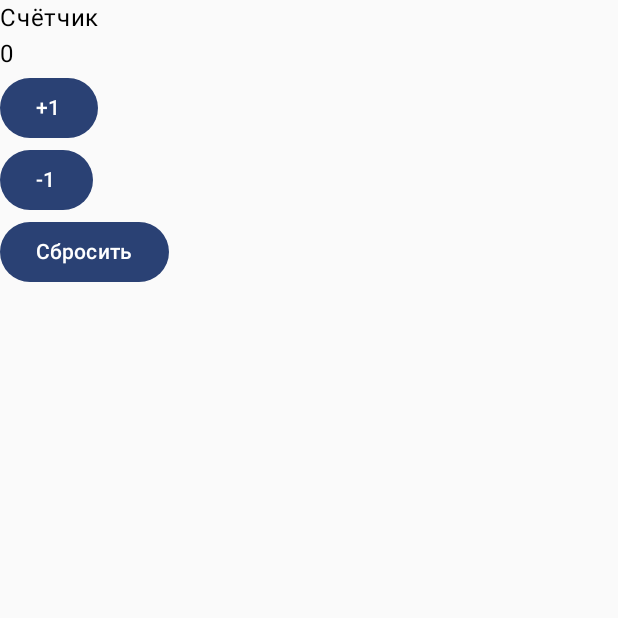
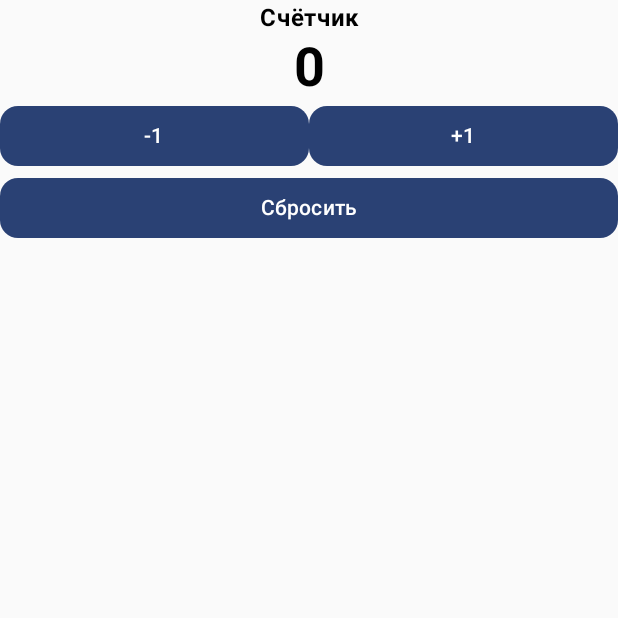
Before and after one commit to bayaana/task2_v01, an Android app built with Jetpack Compose: the screen it shows after launch (MainActivity), on a phone screen of 412 x 824 dp, the top half of it. Run offline under Robolectric (Android 15) with nearby library versions, the phone set to English and light mode, and no system bars.

Commit message:
Improve counter screen layout

```diff
--- a/app/src/main/java/com/example/task2_v01/MainActivity.kt
+++ b/app/src/main/java/com/example/task2_v01/MainActivity.kt
@@ -5,6 +5,9 @@ import androidx.activity.ComponentActivity
 import androidx.activity.compose.setContent
 import androidx.activity.enableEdgeToEdge
 import androidx.compose.foundation.layout.Column
+import androidx.compose.foundation.layout.Row
+import androidx.compose.foundation.layout.fillMaxWidth
+import androidx.compose.foundation.shape.RoundedCornerShape
 import androidx.compose.material3.Button
 import androidx.compose.material3.Text
 import androidx.compose.runtime.Composable
@@ -14,6 +17,11 @@ import androidx.compose.runtime.mutableIntStateOf
 import androidx.compose.runtime.getValue
 import androidx.compose.runtime.mutableStateOf
 import androidx.compose.runtime.setValue
+import androidx.compose.ui.Modifier
+import androidx.compose.ui.text.font.FontWeight
+import androidx.compose.ui.text.style.TextAlign
+import androidx.compose.ui.unit.dp
+import androidx.compose.ui.unit.sp
 import com.example.task2_v01.ui.theme.Task2_v01Theme
 
 class MainActivity : ComponentActivity() {
@@ -34,36 +42,59 @@ fun CounterScreen() {
         mutableIntStateOf(0)
     }
     Column {
-        Text("Счётчик")
-        Text("$count")
+        Text(
+            text="Счётчик",
+            modifier = Modifier.fillMaxWidth(),
+            fontWeight = FontWeight.Bold,
+            textAlign = TextAlign.Center
+            )
+        Text(
+            text="$count",
+            modifier = Modifier.fillMaxWidth(),
+            fontWeight = FontWeight.Bold,
+            textAlign = TextAlign.Center,
+            fontSize = 36.sp)
+        Row (
+            modifier = Modifier.fillMaxWidth()
+        ) {
+            Button(
+                onClick = {
+                    if (count > 0) {
+                        count--
+                    }
+                },
+                modifier = Modifier.weight(1f),
+                shape = RoundedCornerShape(12.dp),
+            ) {
+                Text("-1")
+            }
             Button(
                 onClick = {
                     if (count < 10) {
                         count++
                     }
-            }
+                },
+                modifier = Modifier.weight(1f),
+                shape = RoundedCornerShape(12.dp)
             ) {
                 Text("+1")
             }
-        Button(
-            onClick = {
-                if (count > 0) {
-                    count--
         }
-            }
-        ) {
-            Text("-1")
-        }
+
         Button(
             onClick = {
                 count = 0
-            }
+            },
+            modifier = Modifier.fillMaxWidth(),
+            shape = RoundedCornerShape(12.dp)
         ) {
             Text("Сбросить")
         }
         if (count == 10) {
             Text (
-                text="Максимум достигнут"
+                text="Максимум достигнут",
+                modifier = Modifier.fillMaxWidth(),
+                textAlign = TextAlign.Center
             )
         }
     }
```
Lines whose indentation alone changed are shown as unchanged.
